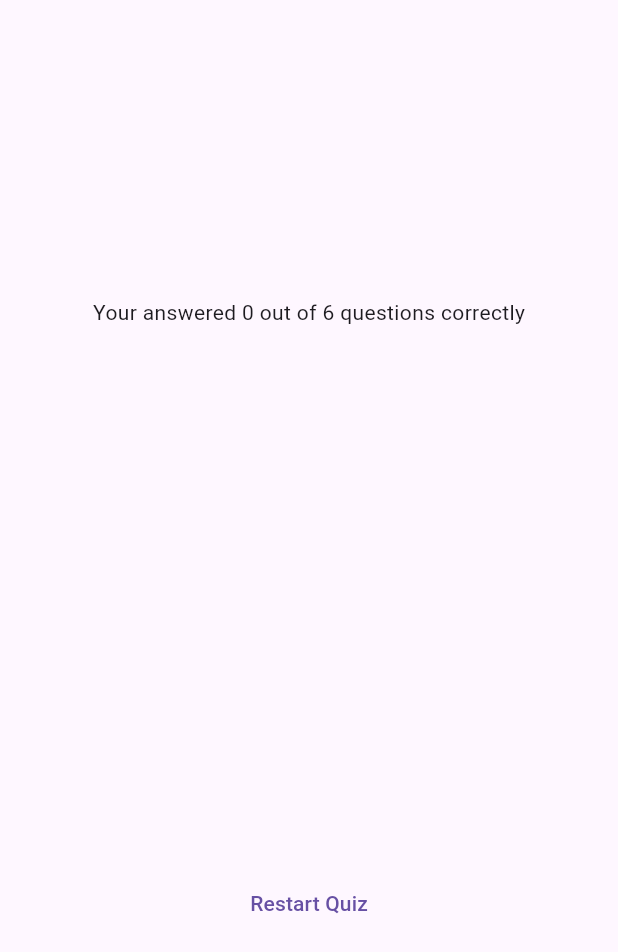
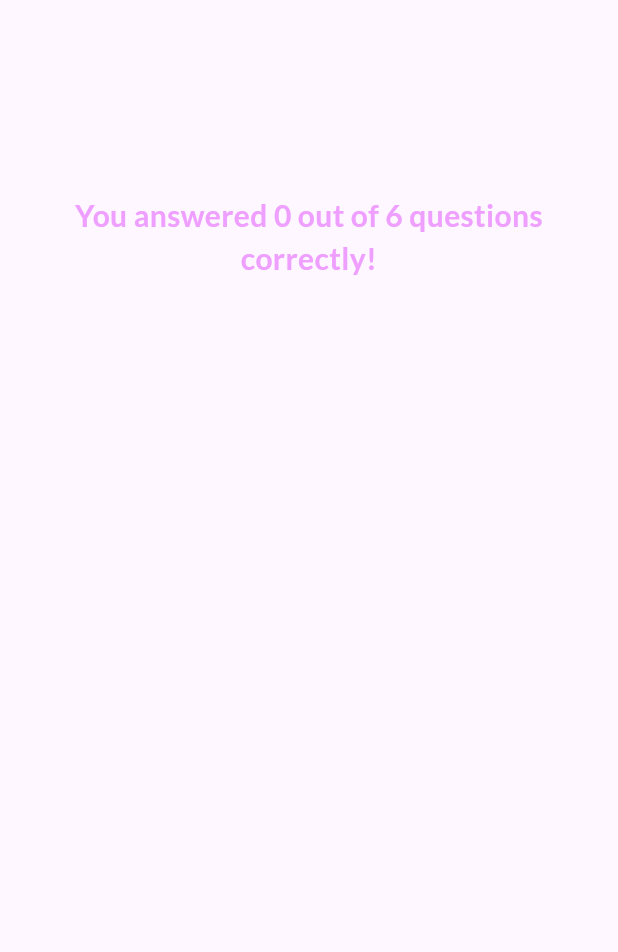
Before and after one commit to hubertgredzinski/flutter_quiz, a Flutter app: the ResultScreenPage widget shown alone on an empty page, opened directly with empty values, on a phone screen of 412 x 824 dp. Shown: the top 952 px of the screen. Run offline on Flutter 3.47's test engine with Material 3 defaults, Android fonts, the phone set to English and light mode, and no system bars; our stand-ins replace google_fonts.

Commit message:
Change looking of results

```diff
--- a/lib/results_screen.dart
+++ b/lib/results_screen.dart
@@ -1,6 +1,8 @@
 import 'package:flutter/material.dart';
 import 'package:flutter_quiz/data/questions.dart';
 import 'package:flutter_quiz/questions_summary.dart';
+import 'package:flutter_quiz/quiz_page.dart';
+import 'package:google_fonts/google_fonts.dart';
 
 class ResultScreenPage extends StatelessWidget {
   const ResultScreenPage({super.key, required this.chosenAnswers});
@@ -41,7 +43,12 @@ class ResultScreenPage extends StatelessWidget {
           mainAxisAlignment: MainAxisAlignment.center,
           children: [
             Text(
-              'Your answered $numCorrectQuestions out of $numTotalQuestions questions correctly',
+              'You answered $numCorrectQuestions out of $numTotalQuestions questions correctly!',
+              style: GoogleFonts.lato(
+                  color: const Color.fromARGB(255, 239, 159, 255),
+                  fontSize: 20,
+                  fontWeight: FontWeight.bold),
+              textAlign: TextAlign.center,
             ),
             const SizedBox(
               height: 30,
@@ -52,10 +59,28 @@ class ResultScreenPage extends StatelessWidget {
             const SizedBox(
               height: 30,
             ),
-            TextButton(
-              onPressed: () {},
-              child: const Text('Restart Quiz'),
-            )
+            TextButton.icon(
+              label: Text(
+                style: GoogleFonts.lato(
+                  color: Colors.white,
+                  fontSize: 18,
+                  fontWeight: FontWeight.bold,
+                ),
+                'Restart Quiz!',
+              ),
+              icon: const Icon(
+                color: Colors.white,
+                Icons.refresh,
+              ),
+              onPressed: () {
+                Navigator.push(
+                  context,
+                  MaterialPageRoute(
+                    builder: (context) => const QuizPage(),
+                  ),
+                );
+              },
+            ),
           ],
         ),
       ),
```
Also changed, not shown: lib/questions_summary.dart (+34 -5 lines).
